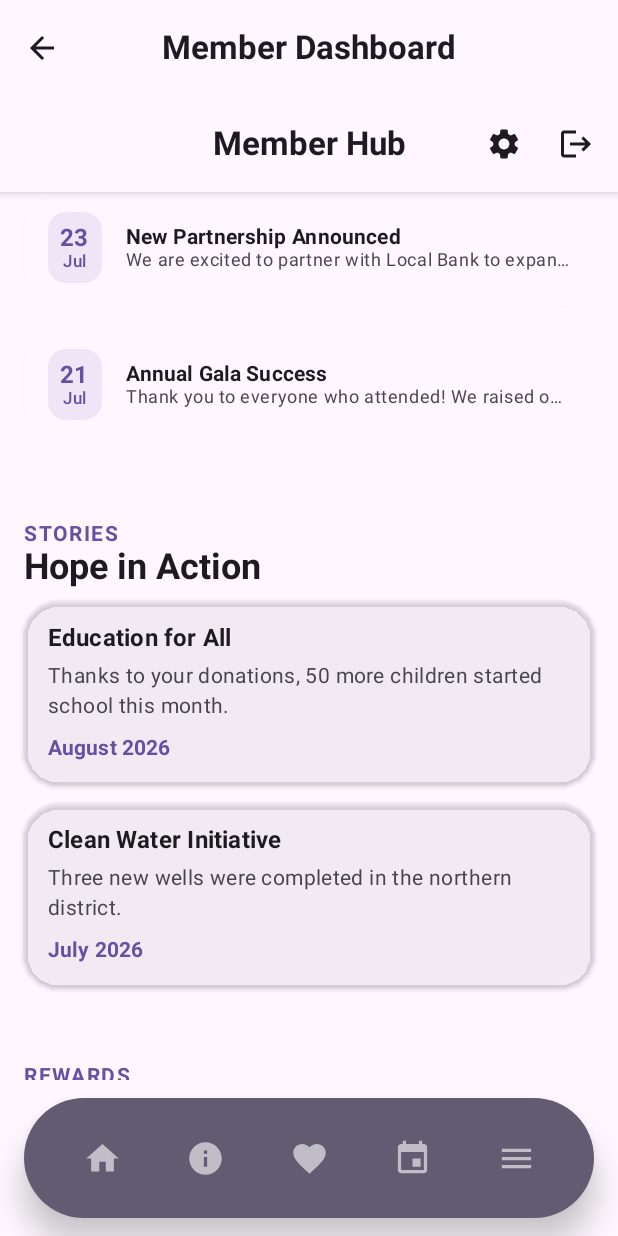
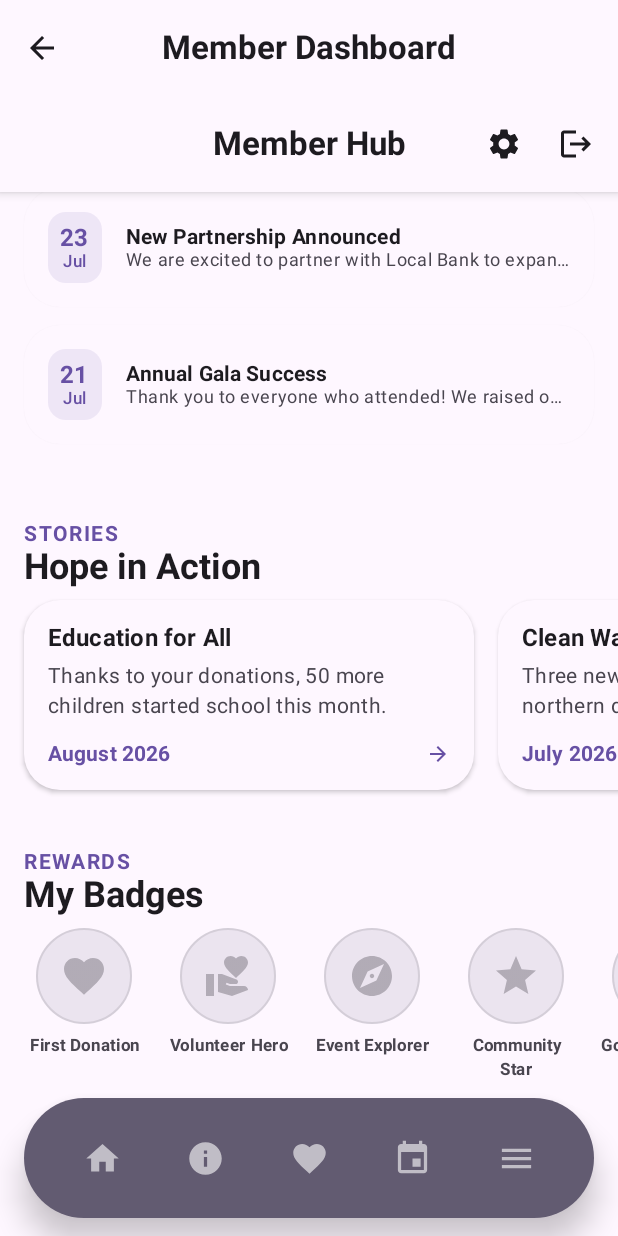
Before and after one commit to CeejayAlughere/HomeOfHopeApp, an Android app built with Jetpack Compose: the MemberDashboardScreen screen opened through its navigation route, scrolled down 1242 dp, on a phone screen of 412 x 824 dp. Run offline under Robolectric (Android 15) with nearby library versions, the phone set to English and light mode, and no system bars; our stand-ins replace Room's generated code, accompanist; pictures from the network do not load; 9 statements that could not run were skipped.

Commit message:
updated member dashboard

```diff
--- a/app/src/main/java/com/homeofhope/app/ui/screens/member/MemberDashboardScreen.kt
+++ b/app/src/main/java/com/homeofhope/app/ui/screens/member/MemberDashboardScreen.kt
@@ -20,11 +20,15 @@ import androidx.compose.ui.draw.clip
 import androidx.compose.ui.graphics.Brush
 import androidx.compose.ui.graphics.Color
 import androidx.compose.ui.graphics.vector.ImageVector
+import androidx.compose.ui.layout.ContentScale
+import androidx.compose.ui.platform.LocalContext
 import androidx.compose.ui.text.font.FontWeight
 import androidx.compose.ui.text.style.TextAlign
 import androidx.compose.ui.text.style.TextOverflow
 import androidx.compose.ui.unit.dp
 import androidx.compose.ui.unit.sp
+import coil.compose.AsyncImage
+import coil.request.ImageRequest
 import com.homeofhope.app.data.local.entity.*
 import com.homeofhope.app.data.model.Badge
 import com.homeofhope.app.data.model.MembershipLevel
@@ -458,10 +462,12 @@ fun ImpactStoriesSection(stories: List<ImpactStory>) {
             modifier = Modifier.height(150.dp)
         )
     } else {
-        Column(modifier = Modifier.padding(horizontal = 16.dp)) {
-            stories.distinctBy { it.title }.take(2).forEach { story ->
+        LazyRow(
+            contentPadding = PaddingValues(horizontal = 16.dp),
+            horizontalArrangement = Arrangement.spacedBy(16.dp)
+        ) {
+            items(stories.distinctBy { it.title }) { story ->
                 StoryCard(story)
-                Spacer(modifier = Modifier.height(12.dp))
             }
         }
     }
@@ -469,22 +475,62 @@ fun ImpactStoriesSection(stories: List<ImpactStory>) {
 
 @Composable
 fun StoryCard(story: ImpactStory) {
-    HopeCard(containerColor = MaterialTheme.colorScheme.surfaceVariant.copy(alpha = 0.3f)) {
+    HopeCard(
+        modifier = Modifier.width(300.dp),
+        containerColor = MaterialTheme.colorScheme.surface,
+        elevation = 2.dp
+    ) {
+        Column {
+            if (story.imageUrl != null) {
+                AsyncImage(
+                    model = ImageRequest.Builder(LocalContext.current)
+                        .data(story.imageUrl)
+                        .crossfade(true)
+                        .build(),
+                    contentDescription = null,
+                    modifier = Modifier
+                        .fillMaxWidth()
+                        .height(160.dp),
+                    contentScale = ContentScale.Crop
+                )
+            }
             Column(modifier = Modifier.padding(16.dp)) {
-            Text(text = story.title, style = MaterialTheme.typography.titleMedium, fontWeight = FontWeight.Bold)
+                Text(
+                    text = story.title,
+                    style = MaterialTheme.typography.titleMedium,
+                    fontWeight = FontWeight.Bold,
+                    maxLines = 1,
+                    overflow = TextOverflow.Ellipsis
+                )
                 Spacer(modifier = Modifier.height(8.dp))
                 Text(
                     text = story.description,
                     style = MaterialTheme.typography.bodyMedium,
-                color = MaterialTheme.colorScheme.onSurfaceVariant
+                    color = MaterialTheme.colorScheme.onSurfaceVariant,
+                    maxLines = 3,
+                    overflow = TextOverflow.Ellipsis,
+                    minLines = 2
                 )
-            Spacer(modifier = Modifier.height(12.dp))
+                Spacer(modifier = Modifier.height(16.dp))
+                Row(
+                    modifier = Modifier.fillMaxWidth(),
+                    horizontalArrangement = Arrangement.SpaceBetween,
+                    verticalAlignment = Alignment.CenterVertically
+                ) {
                     Text(
                         text = SimpleDateFormat("MMMM yyyy", Locale.getDefault()).format(Date(story.date)),
                         style = MaterialTheme.typography.labelLarge,
                         fontWeight = FontWeight.Bold,
                         color = MaterialTheme.colorScheme.primary
                     )
+                    Icon(
+                        imageVector = Icons.Default.ArrowForward,
+                        contentDescription = null,
+                        tint = MaterialTheme.colorScheme.primary,
+                        modifier = Modifier.size(16.dp)
+                    )
+                }
+            }
         }
     }
 }
```
Also changed, not shown: app/src/main/java/com/homeofhope/app/ui/screens/member/StoryCardPreview.kt (added, +20 -0 lines). Lines whose indentation alone changed are shown as unchanged.
